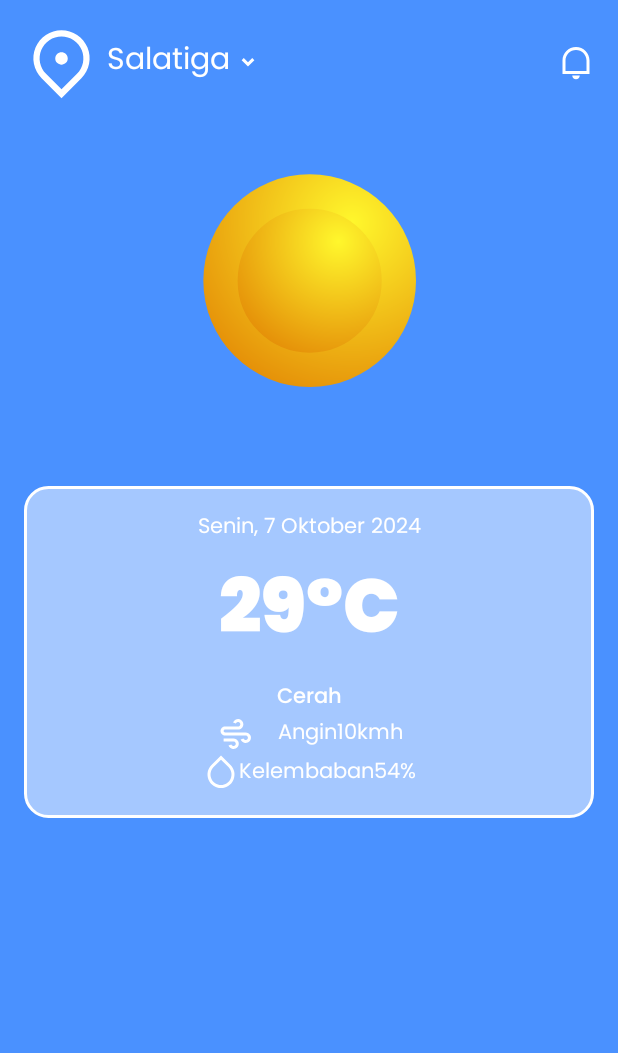
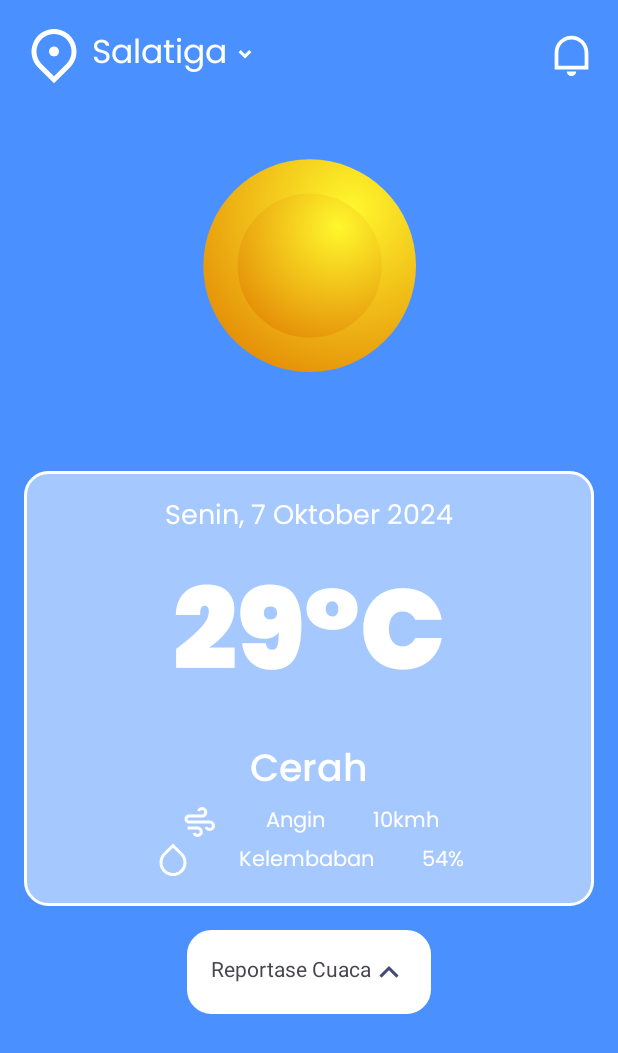
Before and after one commit to DefenderWidi/birds-of-weather, an Android app: the screen it shows after launch (MainActivity), on a phone screen of 412 x 824 dp. Shown: the top 1053 px of the screen. Run offline under Robolectric (Android 15) with nearby library versions, the phone set to English and light mode, and no system bars.

Commit message:
implement page pemberitahuan, navigation

```diff
--- a/app/src/main/java/com/defenderwidi/birdsofweather/BerandaFragment.kt
+++ b/app/src/main/java/com/defenderwidi/birdsofweather/BerandaFragment.kt
@@ -5,8 +5,12 @@ import androidx.fragment.app.Fragment
 import android.view.LayoutInflater
 import android.view.View
 import android.view.ViewGroup
+import android.widget.ImageView
+import androidx.navigation.fragment.findNavController
 
 class BerandaFragment : Fragment() {
+
+    private lateinit var notificon: ImageView
     // TODO: Rename and change types of parameters
     private var param1: String? = null
     private var param2: String? = null
@@ -20,6 +24,13 @@ class BerandaFragment : Fragment() {
         savedInstanceState: Bundle?
     ): View? {
         val view = inflater.inflate(R.layout.fragment_beranda, container, false)
+
+        notificon=view.findViewById(R.id.iconnotif)
+
+        notificon.setOnClickListener{
+            findNavController().navigate(R.id.action_berandaFragment_to_pemberitahuanFragment)
+        }
         return view
     }
+
 }
--- /dev/null
+++ b/app/src/main/res/drawable/rounded_background_whitepekat.xml
@@ -0,0 +1,13 @@
+<?xml version="1.0" encoding="utf-8"?>
+<shape xmlns:android="http://schemas.android.com/apk/res/android">
+    <solid android:color="#FFFFFFFF" /> <!-- Warna putih pekat -->
+    <corners android:radius="15dp" />
+    <padding
+        android:left="0dp"
+        android:top="0dp"
+        android:right="0dp"
+        android:bottom="0dp" />
+    <stroke
+        android:width="2dp"
+        android:color="@color/white"/>
+</shape>
--- a/app/src/main/res/layout/fragment_beranda.xml
+++ b/app/src/main/res/layout/fragment_beranda.xml
@@ -35,6 +35,7 @@
             android:layout_height="wrap_content"
             android:text="Senin, 7 Oktober 2024"
             android:fontFamily="@font/regular"
+            android:textSize="18dp"
             android:textColor="@color/white"
             app:layout_constraintTop_toTopOf="parent"
             app:layout_constraintRight_toRightOf="parent"
@@ -47,7 +48,7 @@
             android:text="29°C"
             android:fontFamily="@font/black"
             android:textColor="@color/white"
-            android:textSize="50dp"
+            android:textSize="75dp"
             app:layout_constraintTop_toBottomOf="@id/tanggal"
             app:layout_constraintRight_toRightOf="parent"
             app:layout_constraintLeft_toLeftOf="parent"/>
@@ -57,6 +58,7 @@
             android:layout_width="wrap_content"
             android:layout_height="wrap_content"
             android:text="Cerah"
+            android:textSize="25dp"
             android:fontFamily="@font/medium"
             android:textColor="@color/white"
             app:layout_constraintTop_toBottomOf="@id/derajat"
@@ -86,7 +88,8 @@
                 android:layout_height="wrap_content"
                 android:text="Angin"
                 android:textColor="@color/white"
-                android:fontFamily="@font/regular"/>
+                android:fontFamily="@font/regular"
+                android:layout_marginHorizontal="16dp"/>
 
             <TextView
                 android:id="@+id/kecepatanangin2"
@@ -96,6 +99,7 @@
                 android:text="10kmh"
                 android:textColor="@color/white"
                 android:fontFamily="@font/regular"
+                android:layout_marginLeft="16dp"
                 app:layout_constraintBottom_toBottomOf="@id/angin"
                 app:layout_constraintLeft_toRightOf="@id/angin"
                 app:layout_constraintRight_toRightOf="parent"
@@ -115,6 +119,7 @@
                 android:id="@+id/iconkelembapan"
                 android:layout_width="wrap_content"
                 android:layout_height="wrap_content"
+                android:layout_marginRight="16dp"
                 android:src="@drawable/ico_air" />
 
             <TextView
@@ -123,17 +128,50 @@
                 android:layout_height="wrap_content"
                 android:text="Kelembaban"
                 android:textColor="@color/white"
-                android:fontFamily="@font/regular"/>
+                android:fontFamily="@font/regular"
+                android:layout_marginHorizontal="16dp"/>
 
             <TextView
                 android:id="@+id/tingkatkelembapan"
                 android:layout_width="wrap_content"
                 android:layout_height="wrap_content"
                 android:text="54%"
+                android:layout_marginLeft="16dp"
                 android:textColor="@color/white"
                 android:fontFamily="@font/regular"/>
         </LinearLayout>
 
+    </androidx.constraintlayout.widget.ConstraintLayout>
+
+    <androidx.constraintlayout.widget.ConstraintLayout
+        android:id="@+id/reportcuaca_container"
+        android:layout_width="wrap_content"
+        android:layout_height="wrap_content"
+        android:background="@drawable/rounded_background_whitepekat"
+        android:layout_marginHorizontal="16dp"
+        android:layout_marginVertical="16dp"
+        android:padding="16dp"
+        app:layout_constraintTop_toBottomOf="@id/detilcuaca_container"
+        app:layout_constraintRight_toRightOf="parent"
+        app:layout_constraintLeft_toLeftOf="parent">
+
+        <TextView
+            android:id="@+id/reportasecuaca"
+            android:layout_width="wrap_content"
+            android:layout_height="wrap_content"
+            app:layout_constraintTop_toTopOf="parent"
+            app:layout_constraintRight_toLeftOf="@id/iconatas"
+            app:layout_constraintLeft_toLeftOf="parent"
+            android:text="Reportase Cuaca" />
+
+        <ImageView
+            android:id="@+id/iconatas"
+            android:layout_width="wrap_content"
+            android:layout_height="wrap_content"
+            android:src="@drawable/ico_atas"
+            app:layout_constraintTop_toTopOf="parent"
+            app:layout_constraintLeft_toRightOf="@id/reportasecuaca"
+            app:layout_constraintRight_toRightOf="@id/reportcuaca_container"/>
     </androidx.constraintlayout.widget.ConstraintLayout>
 
     <androidx.constraintlayout.widget.ConstraintLayout
@@ -152,7 +190,7 @@
             android:layout_height="wrap_content"
             android:text="Salatiga"
             android:fontFamily="@font/regular"
-            android:textSize="20sp"
+            android:textSize="22sp"
             android:textColor="@color/white"
             app:layout_constraintLeft_toRightOf="@id/iconmap"
             app:layout_constraintTop_toTopOf="@id/iconmap"
@@ -161,8 +199,8 @@
 
         <ImageView
             android:id="@+id/iconmap"
-            android:layout_width="50dp"
-            android:layout_height="50dp"
+            android:layout_width="40dp"
+            android:layout_height="40dp"
             android:src="@drawable/ico_map"
             app:layout_constraintLeft_toLeftOf="parent"
             app:layout_constraintTop_toTopOf="parent"
@@ -170,8 +208,8 @@
 
         <ImageView
             android:id="@+id/iconnotif"
-            android:layout_width="wrap_content"
-            android:layout_height="wrap_content"
+            android:layout_width="30dp"
+            android:layout_height="30dp"
             android:src="@drawable/ico_notif"
             app:layout_constraintRight_toRightOf="parent"
             app:layout_constraintTop_toTopOf="parent"
--- a/app/src/main/res/navigation/nav_graph.xml
+++ b/app/src/main/res/navigation/nav_graph.xml
@@ -9,5 +9,14 @@
         android:id="@+id/berandaFragment"
         android:name="com.defenderwidi.birdsofweather.BerandaFragment"
         android:label="fragment_beranda"
-        tools:layout="@layout/fragment_beranda" />
+        tools:layout="@layout/fragment_beranda" >
+        <action
+            android:id="@+id/action_berandaFragment_to_pemberitahuanFragment"
+            app:destination="@id/pemberitahuanFragment" />
+    </fragment>
+    <fragment
+        android:id="@+id/pemberitahuanFragment"
+        android:name="com.defenderwidi.birdsofweather.PemberitahuanFragment"
+        android:label="fragment_pemberitahuan"
+        tools:layout="@layout/fragment_pemberitahuan" />
 </navigation>
```
Also changed, not shown: app/src/main/java/com/defenderwidi/birdsofweather/PemberitahuanFragment.kt (added, +55 -0 lines), app/src/main/res/drawable/ico_bar.xml (added, +13 -0 lines), app/src/main/res/layout/fragment_pemberitahuan.xml (added, +94 -0 lines).
